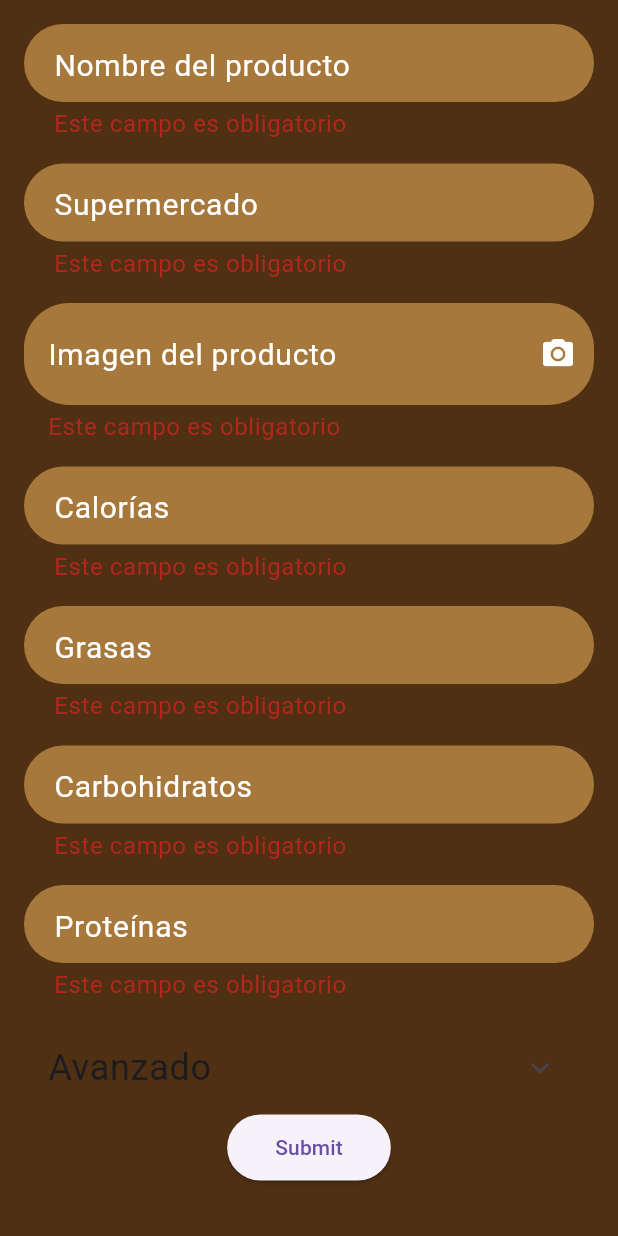
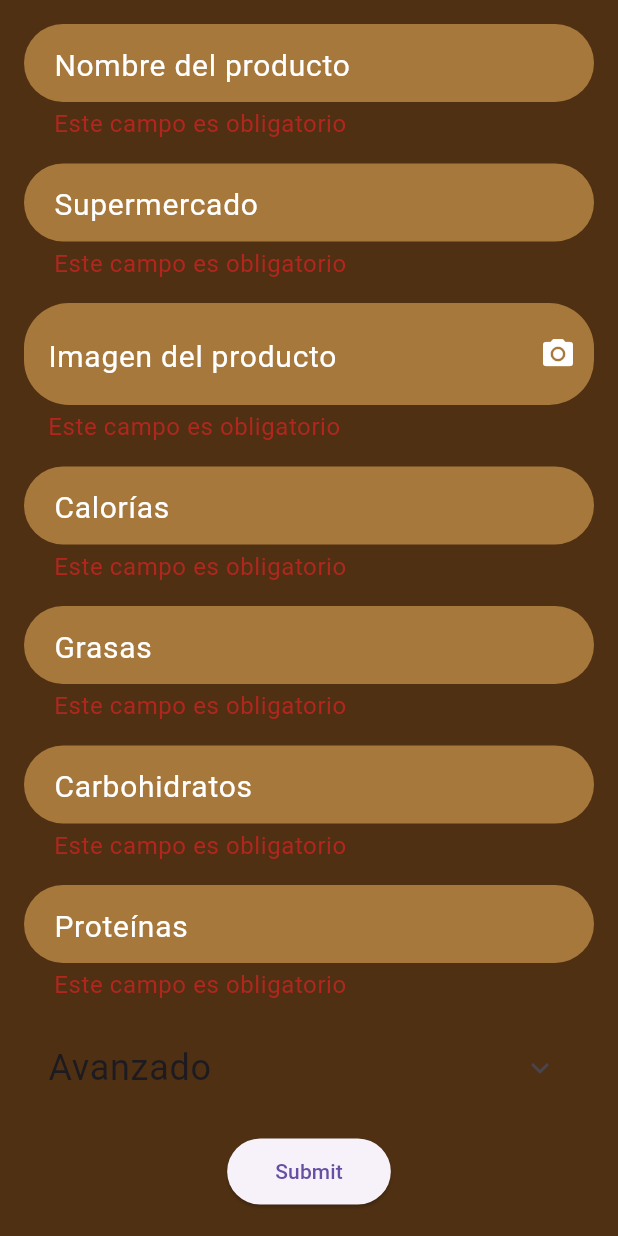
Before and after one commit to Sergio-Hernando/NutriTeca, a Flutter app: the AddProductForm widget shown alone on an empty page, opened directly, after a tap on "Submit", on a phone screen of 412 x 824 dp. Run offline on Flutter 3.47's test engine with Material 3 defaults, Android fonts, the phone set to English and light mode, and no system bars; our stand-ins replace carousel_slider, dio, flutter_bloc, freezed_annotation, get_it, go_router and 5 more; accounts and stored records are empty; generated files the repository leaves out were written again.

Commit message:
some style updates and code refactor

```diff
--- a/lib/presentation/screens/add_product/widgets/add_form.dart
+++ b/lib/presentation/screens/add_product/widgets/add_form.dart
@@ -1,12 +1,12 @@
 import 'package:flutter/material.dart';
 import 'package:flutter_bloc/flutter_bloc.dart';
-import 'package:food_macros/core/constants/app_colors.dart';
-import 'package:food_macros/core/constants/app_theme.dart';
 import 'package:food_macros/core/types/screen_status.dart';
 import 'package:food_macros/domain/models/request/aliment_request_entity.dart';
 import 'package:food_macros/presentation/screens/add_product/bloc/add_product_bloc.dart';
 import 'package:food_macros/presentation/screens/add_product/bloc/add_product_event.dart';
 import 'package:food_macros/presentation/screens/add_product/bloc/add_product_state.dart';
+import 'package:food_macros/presentation/screens/add_product/widgets/advanced_fields.dart';
+import 'package:food_macros/presentation/screens/add_product/widgets/custom_text_field.dart';
 import 'package:food_macros/presentation/screens/add_product/widgets/image_picker.dart';
 
 class AddProductForm extends StatelessWidget {
@@ -15,91 +15,28 @@ class AddProductForm extends StatelessWidget {
   @override
   Widget build(BuildContext context) {
     final _formKey = GlobalKey<FormState>();
-
-    final TextEditingController _nameController = TextEditingController();
-    final TextEditingController _supermarketController =
-        TextEditingController();
-    final TextEditingController _imageController = TextEditingController();
-    final TextEditingController _caloriesController = TextEditingController();
-    final TextEditingController _fatsController = TextEditingController();
-    final TextEditingController _fatsSaturatedController =
-        TextEditingController();
-    final TextEditingController _fatsPolyunsaturatedController =
-        TextEditingController();
-    final TextEditingController _fatsMonounsaturatedController =
-        TextEditingController();
-    final TextEditingController _fatsTransController = TextEditingController();
-    final TextEditingController _carbohydratesController =
-        TextEditingController();
-    final TextEditingController _fiberController = TextEditingController();
-    final TextEditingController _sugarController = TextEditingController();
-    final TextEditingController _proteinsController = TextEditingController();
-    final TextEditingController _saltController = TextEditingController();
-
-    InputDecoration _inputDecoration(String label) {
-      return InputDecoration(
-        hintText: label,
-        hintStyle: AppTheme.descriptionTextStyle,
-        filled: true,
-        fillColor: AppColors.secondaryAccent,
-        border: OutlineInputBorder(
-          borderRadius: BorderRadius.circular(30.0),
-          borderSide: BorderSide.none,
-        ),
-        contentPadding:
-            const EdgeInsets.symmetric(horizontal: 16.0, vertical: 8.0),
-      );
-    }
-
-    String? _requiredValidator(String? value) {
-      if (value == null || value.isEmpty) {
-        return 'Este campo es obligatorio';
-      }
-      return null;
-    }
-
-    int? _parseToInt(String text) {
-      try {
-        return int.tryParse(text) ?? 0;
-      } catch (e) {
-        return null;
-      }
-    }
+    final _controllers = _buildControllers();
 
     void _submitForm() {
       if (_formKey.currentState?.validate() ?? false) {
-        final name = _nameController.text;
-        final image = _imageController.text;
-        final supermarket = _supermarketController.text;
-        final calories = _parseToInt(_caloriesController.text);
-        int? fats = _parseToInt(_fatsController.text);
-        int? fatsSaturated = _parseToInt(_fatsSaturatedController.text);
-        int? fatsPolyunsaturated =
-            _parseToInt(_fatsPolyunsaturatedController.text);
-        int? fatsMonounsaturated =
-            _parseToInt(_fatsMonounsaturatedController.text);
-        int? fatsTrans = _parseToInt(_fatsTransController.text);
-        int? carbohydrates = _parseToInt(_carbohydratesController.text);
-        int? fiber = _parseToInt(_fiberController.text);
-        int? sugar = _parseToInt(_sugarController.text);
-        int? proteins = _parseToInt(_proteinsController.text);
-        int? salt = _parseToInt(_saltController.text);
-
         final aliment = AlimentRequestEntity(
-            name: name,
-            imageBase64: image,
-            supermarket: supermarket,
-            calories: calories ?? 0,
-            fats: fats ?? 0,
-            fatsSaturated: fatsSaturated ?? 0,
-            fatsPolyunsaturated: fatsPolyunsaturated ?? 0,
-            fatsMonounsaturated: fatsMonounsaturated ?? 0,
-            fatsTrans: fatsTrans ?? 0,
-            carbohydrates: carbohydrates ?? 0,
-            fiber: fiber ?? 0,
-            sugar: sugar ?? 0,
-            proteins: proteins ?? 0,
-            salt: salt ?? 0);
+          name: _controllers['name']!.text,
+          imageBase64: _controllers['image']!.text,
+          supermarket: _controllers['supermarket']!.text,
+          calories: _parseToInt(_controllers['calories']!.text) ?? 0,
+          fats: _parseToInt(_controllers['fats']!.text) ?? 0,
+          fatsSaturated: _parseToInt(_controllers['fatsSaturated']!.text) ?? 0,
+          fatsPolyunsaturated:
+              _parseToInt(_controllers['fatsPolyunsaturated']!.text) ?? 0,
+          fatsMonounsaturated:
+              _parseToInt(_controllers['fatsMonounsaturated']!.text) ?? 0,
+          fatsTrans: _parseToInt(_controllers['fatsTrans']!.text) ?? 0,
+          carbohydrates: _parseToInt(_controllers['carbohydrates']!.text) ?? 0,
+          fiber: _parseToInt(_controllers['fiber']!.text) ?? 0,
+          sugar: _parseToInt(_controllers['sugar']!.text) ?? 0,
+          proteins: _parseToInt(_controllers['proteins']!.text) ?? 0,
+          salt: _parseToInt(_controllers['salt']!.text) ?? 0,
+        );
 
         context.read<AddProductBloc>().add(AddProductEvent.addProduct(aliment));
       }
@@ -107,15 +44,11 @@ class AddProductForm extends StatelessWidget {
 
     return BlocConsumer<AddProductBloc, AddProductState>(
       listener: (context, state) {
-        if (state.screenStatus.isSuccess()) {
-          ScaffoldMessenger.of(context).showSnackBar(
-            const SnackBar(content: Text('Formulario enviado')),
-          );
-        } else {
-          ScaffoldMessenger.of(context).showSnackBar(
-            const SnackBar(content: Text('El formulario no se ha enviado')),
-          );
-        }
+        final message = state.screenStatus.isSuccess()
+            ? 'Formulario enviado'
+            : 'El formulario no se ha enviado';
+        ScaffoldMessenger.of(context)
+            .showSnackBar(SnackBar(content: Text(message)));
       },
       builder: (context, state) {
         return SingleChildScrollView(
@@ -126,87 +59,48 @@ class AddProductForm extends StatelessWidget {
               child: Column(
                 mainAxisSize: MainAxisSize.min,
                 children: [
-                  TextFormField(
-                    controller: _nameController,
-                    decoration: _inputDecoration('Nombre del producto'),
+                  CustomTextField(
+                    controller: _controllers['name']!,
+                    label: 'Nombre del producto',
                     validator: _requiredValidator,
                   ),
                   const SizedBox(height: 16),
-                  TextFormField(
-                    controller: _supermarketController,
-                    decoration: _inputDecoration('Supermercado'),
+                  CustomTextField(
+                    controller: _controllers['supermarket']!,
+                    label: 'Supermercado',
                     validator: _requiredValidator,
                   ),
                   const SizedBox(height: 16),
                   ImagePickerTextField(
-                      validator: _requiredValidator,
-                      controller: _imageController),
-                  TextFormField(
-                    controller: _caloriesController,
-                    decoration: _inputDecoration('Calorías'),
+                    validator: _requiredValidator,
+                    controller: _controllers['image']!,
+                  ),
+                  CustomTextField(
+                    controller: _controllers['calories']!,
+                    label: 'Calorías',
                     validator: _requiredValidator,
                   ),
                   const SizedBox(height: 16),
-                  TextFormField(
-                    controller: _fatsController,
-                    decoration: _inputDecoration('Grasas'),
+                  CustomTextField(
+                    controller: _controllers['fats']!,
+                    label: 'Grasas',
                     validator: _requiredValidator,
                   ),
                   const SizedBox(height: 16),
-                  TextFormField(
-                    controller: _carbohydratesController,
-                    decoration: _inputDecoration('Carbohidratos'),
+                  CustomTextField(
+                    controller: _controllers['carbohydrates']!,
+                    label: 'Carbohidratos',
                     validator: _requiredValidator,
                   ),
                   const SizedBox(height: 16),
-                  TextFormField(
-                    controller: _proteinsController,
-                    decoration: _inputDecoration('Proteínas'),
+                  CustomTextField(
+                    controller: _controllers['proteins']!,
+                    label: 'Proteínas',
                     validator: _requiredValidator,
                   ),
                   const SizedBox(height: 16),
-
-                  // Añadir el ExpansionTile aquí
-                  ExpansionTile(
-                    title: const Text('Avanzado'),
-                    children: [
-                      TextFormField(
-                        controller: _fatsSaturatedController,
-                        decoration: _inputDecoration('Grasas Saturadas'),
-                      ),
-                      const SizedBox(height: 16),
-                      TextFormField(
-                        controller: _fatsPolyunsaturatedController,
-                        decoration: _inputDecoration('Grasas Poliinsaturadas'),
-                      ),
-                      const SizedBox(height: 16),
-                      TextFormField(
-                        controller: _fatsMonounsaturatedController,
-                        decoration: _inputDecoration('Grasas Monoinsaturadas'),
-                      ),
-                      const SizedBox(height: 16),
-                      TextFormField(
-                        controller: _fatsTransController,
-                        decoration: _inputDecoration('Grasas Trans'),
-                      ),
-                      const SizedBox(height: 16),
-                      TextFormField(
-                        controller: _fiberController,
-                        decoration: _inputDecoration('Fibra'),
-                      ),
-                      const SizedBox(height: 16),
-                      TextFormField(
-                        controller: _sugarController,
-                        decoration: _inputDecoration('Azúcares'),
-                      ),
-                      const SizedBox(height: 16),
-                      TextFormField(
-                        controller: _saltController,
-                        decoration: _inputDecoration('Sal'),
-                      ),
-                    ],
-                  ),
-
+                  AdvancedFields(controllers: _controllers),
+                  const SizedBox(height: 16),
                   ElevatedButton(
                     onPressed: _submitForm,
                     style: ElevatedButton.styleFrom(
@@ -226,4 +120,38 @@ class AddProductForm extends StatelessWidget {
       },
     );
   }
+
+  Map<String, TextEditingController> _buildControllers() {
+    return {
+      'name': TextEditingController(),
+      'supermarket': TextEditingController(),
+      'image': TextEditingController(),
+      'calories': TextEditingController(),
+      'fats': TextEditingController(),
+      'fatsSaturated': TextEditingController(),
+      'fatsPolyunsaturated': TextEditingController(),
+      'fatsMonounsaturated': TextEditingController(),
+      'fatsTrans': TextEditingController(),
+      'carbohydrates': TextEditingController(),
+      'fiber': TextEditingController(),
+      'sugar': TextEditingController(),
+      'proteins': TextEditingController(),
+      'salt': TextEditingController(),
+    };
+  }
+
+  int? _parseToInt(String text) {
+    try {
+      return int.tryParse(text) ?? 0;
+    } catch (e) {
+      return null;
+    }
+  }
+
+  String? _requiredValidator(String? value) {
+    if (value == null || value.isEmpty) {
+      return 'Este campo es obligatorio';
+    }
+    return null;
+  }
 }
--- /dev/null
+++ b/lib/presentation/screens/add_product/widgets/advanced_fields.dart
@@ -0,0 +1,52 @@
+import 'package:flutter/material.dart';
+import 'package:food_macros/presentation/screens/add_product/widgets/custom_text_field.dart';
+
+class AdvancedFields extends StatelessWidget {
+  final Map<String, TextEditingController> controllers;
+
+  const AdvancedFields({super.key, required this.controllers});
+
+  @override
+  Widget build(BuildContext context) {
+    return ExpansionTile(
+      title: const Text('Avanzado'),
+      children: [
+        CustomTextField(
+          controller: controllers['fatsSaturated']!,
+          label: 'Grasas Saturadas',
+        ),
+        const SizedBox(height: 16),
+        CustomTextField(
+          controller: controllers['fatsPolyunsaturated']!,
+          label: 'Grasas Poliinsaturadas',
+        ),
+        const SizedBox(height: 16),
+        CustomTextField(
+          controller: controllers['fatsMonounsaturated']!,
+          label: 'Grasas Monoinsaturadas',
+        ),
+        const SizedBox(height: 16),
+        CustomTextField(
+          controller: controllers['fatsTrans']!,
+          label: 'Grasas Trans',
+        ),
+        const SizedBox(height: 16),
+        CustomTextField(
+          controller: controllers['fiber']!,
+          label: 'Fibra',
+        ),
+        const SizedBox(height: 16),
+        CustomTextField(
+          controller: controllers['sugar']!,
+          label: 'Azúcares',
+        ),
+        const SizedBox(height: 16),
+        CustomTextField(
+          controller: controllers['salt']!,
+          label: 'Sal',
+        ),
+        const SizedBox(height: 16),
+      ],
+    );
+  }
+}
--- /dev/null
+++ b/lib/presentation/screens/add_product/widgets/custom_text_field.dart
@@ -0,0 +1,36 @@
+import 'package:flutter/material.dart';
+import 'package:food_macros/core/constants/app_colors.dart';
+import 'package:food_macros/core/constants/app_theme.dart';
+
+class CustomTextField extends StatelessWidget {
+  final TextEditingController controller;
+  final String label;
+  final String? Function(String?)? validator;
+
+  const CustomTextField({
+    super.key,
+    required this.controller,
+    required this.label,
+    this.validator,
+  });
+
+  @override
+  Widget build(BuildContext context) {
+    return TextFormField(
+      controller: controller,
+      decoration: InputDecoration(
+        hintText: label,
+        hintStyle: AppTheme.descriptionTextStyle,
+        filled: true,
+        fillColor: AppColors.secondaryAccent,
+        border: OutlineInputBorder(
+          borderRadius: BorderRadius.circular(30.0),
+          borderSide: BorderSide.none,
+        ),
+        contentPadding:
+            const EdgeInsets.symmetric(horizontal: 16.0, vertical: 8.0),
+      ),
+      validator: validator,
+    );
+  }
+}
--- a/lib/presentation/screens/add_product/widgets/image_picker.dart
+++ b/lib/presentation/screens/add_product/widgets/image_picker.dart
@@ -91,8 +91,8 @@ class ImagePickerTextFieldState extends State<ImagePickerTextField> {
           controller: widget.controller,
           validator: widget.validator,
           decoration: InputDecoration(
-            labelText: 'Imagen del producto',
-            labelStyle: AppTheme.descriptionTextStyle,
+            hintText: 'Imagen del producto',
+            hintStyle: AppTheme.descriptionTextStyle,
             filled: true,
             fillColor: AppColors.secondaryAccent,
             border: OutlineInputBorder(
```
